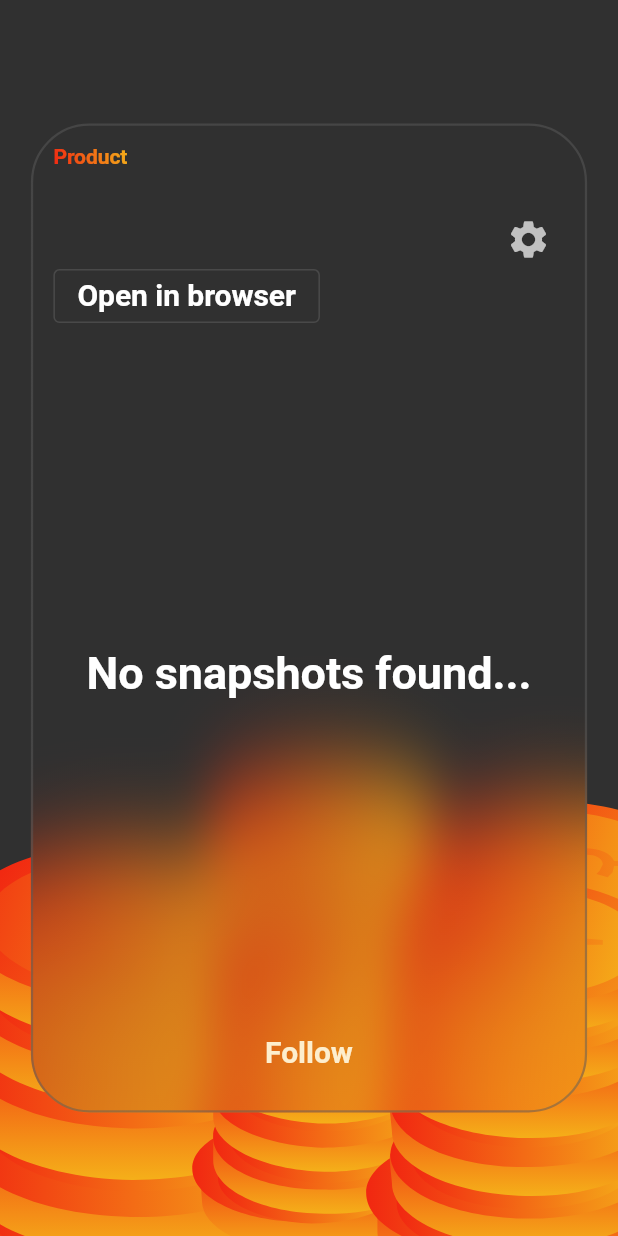
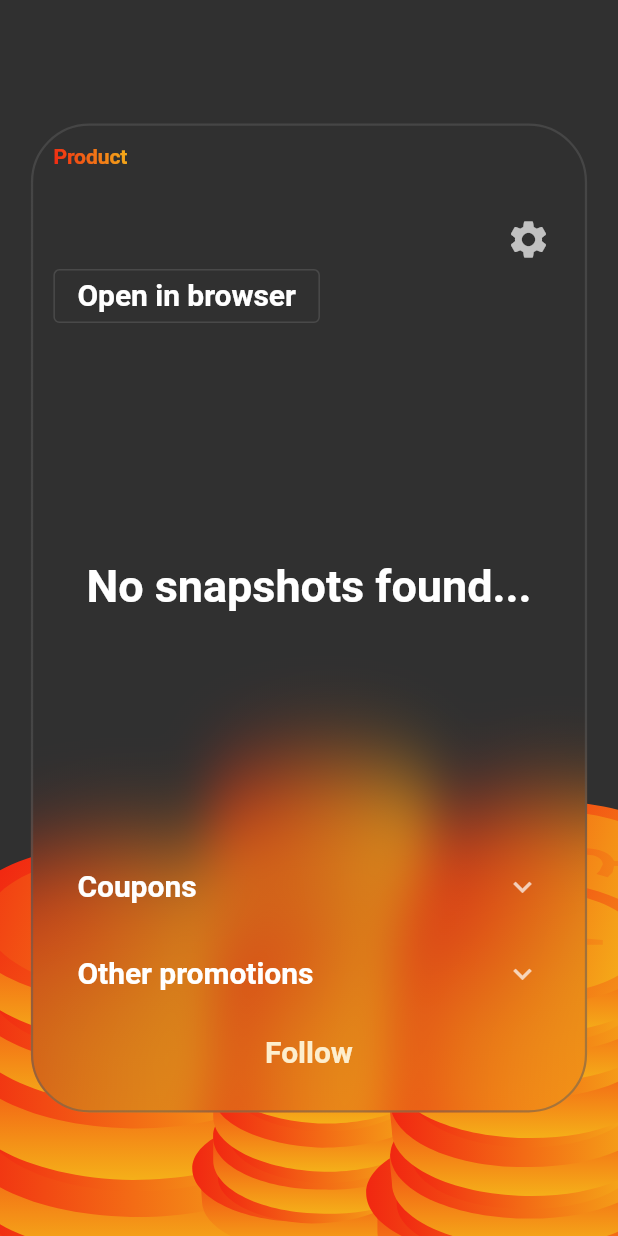
Before and after one commit to Kubciooo/thesis_frontend, a Flutter app: the SingleProductScreen screen opened directly with empty values, on a phone screen of 412 x 824 dp. Run offline on Flutter 3.47's test engine with Material 2 defaults, Android fonts, the phone set to English and light mode, and no system bars; drawn by our look-alikes of glassmorphism; our stand-ins replace charts_flutter, flutter_datetime_picker, flutter_svg, google_fonts, shared_preferences, validators; accounts and stored records are empty; Roboto replaces fonts that are missing (Archivo Narrow).

Commit message:
feat: add promotions info to product

```diff
--- a/offprice/lib/screens/single_product_screen.dart
+++ b/offprice/lib/screens/single_product_screen.dart
@@ -164,6 +164,51 @@ class _MainScreenState extends State<SingleProductScreen> {
                                       ),
                                 ),
                               )),
+                    ExpansionTile(
+                      title: Text('Coupons',
+                          style: Theme.of(context).textTheme.headline3),
+                      children: [
+                        ListView.builder(
+                          shrinkWrap: true,
+                          physics: const AlwaysScrollableScrollPhysics(),
+                          itemCount: widget.product.coupons.length,
+                          itemBuilder: (context, index) {
+                            return ListTile(
+                              title: Text(widget.product.coupons[index],
+                                  style: Theme.of(context).textTheme.headline3),
+                            );
+                          },
+                        ),
+                      ],
+                    ),
+                    ExpansionTile(
+                        title: Text("Other promotions",
+                            style: Theme.of(context).textTheme.headline3),
+                        children: [
+                          ListView.builder(
+                            padding: const EdgeInsets.all(0),
+                            shrinkWrap: true,
+                            physics: const AlwaysScrollableScrollPhysics(),
+                            itemCount: widget.product.otherPromotions.length,
+                            itemBuilder: (context, index) {
+                              return ListTile(
+                                  onTap: () async {
+                                    await canLaunch(widget
+                                            .product.otherPromotions[index].url)
+                                        ? await launch(widget
+                                            .product.otherPromotions[index].url)
+                                        : print('error');
+                                  },
+                                  dense: true,
+                                  title: Text(
+                                    widget.product.otherPromotions[index].name,
+                                  ),
+                                  subtitle: Text(
+                                    widget.product.otherPromotions[index].url,
+                                  ));
+                            },
+                          ),
+                        ]),
                     TextButton(
                       onPressed: () async {
                         final int response = _isFollowed
```
